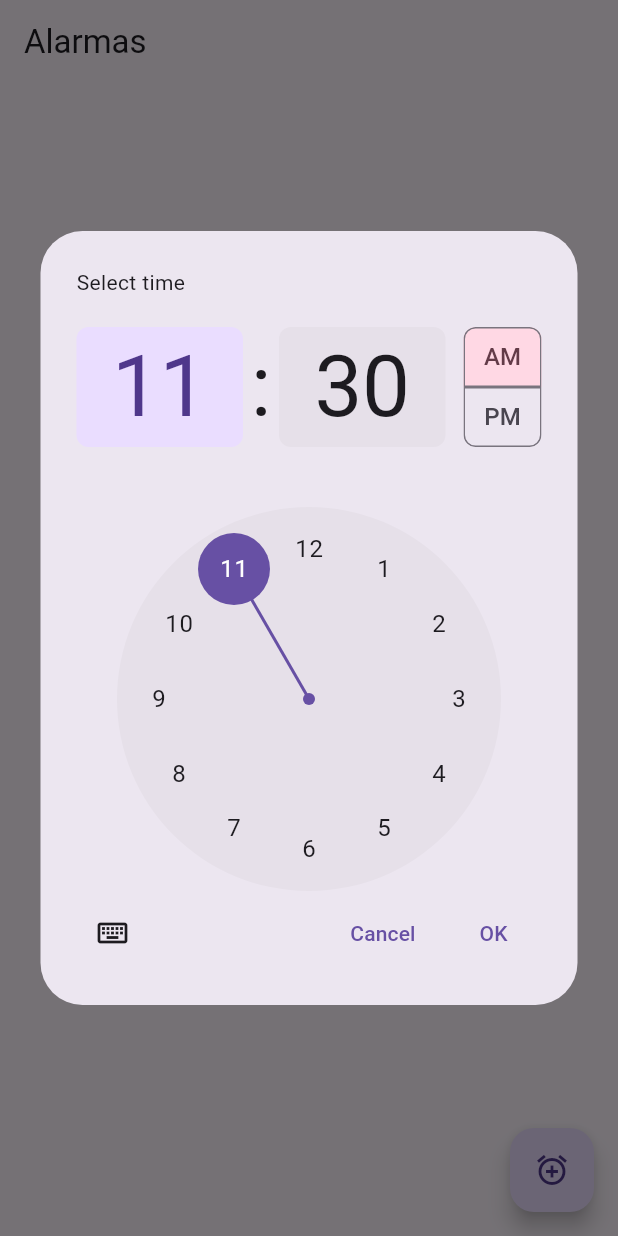
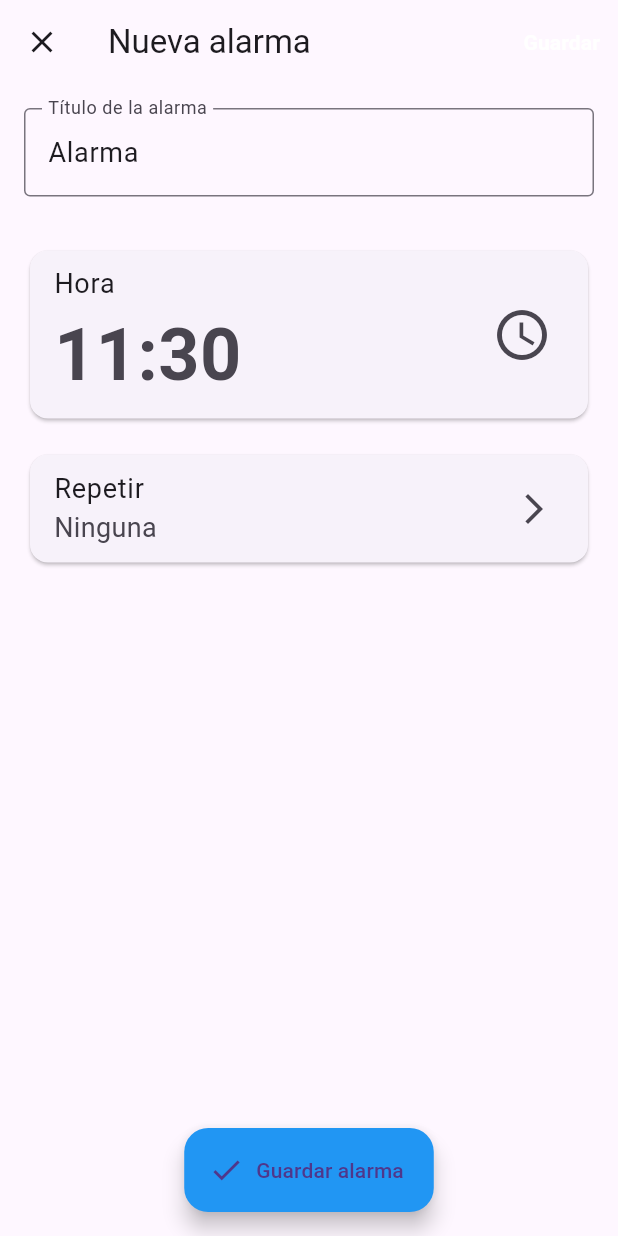
Before and after one commit to EmersonEE/Aplicacion_Aplicada_2, a Flutter app: the AlarmScreen screen opened directly, after a tap on the "add alarm" icon, on a phone screen of 412 x 824 dp. Run offline on Flutter 3.47's test engine with Material 3 defaults, Android fonts, the phone set to English and light mode, and no system bars; our stand-ins replace flutter_local_notifications, permission_handler, shared_preferences, timezone; missing offline and left inert: android_intent_plus; accounts and stored records are empty.

Commit message:
Editar, Elimnar, Repetir

```diff
--- a/lib/models/alarm.dart
+++ b/lib/models/alarm.dart
@@ -1,21 +1,24 @@
 class Alarm {
   final int id;
-  final String title;
-  final DateTime time;
+  String title;
+  DateTime time;
   bool isEnabled;
+  List<int> repeatDays; // 0 = Domingo, 1 = Lunes, ..., 6 = Sábado. [] = sin repetición
 
   Alarm({
     required this.id,
     required this.title,
     required this.time,
     this.isEnabled = true,
-  });
+    List<int>? repeatDays,
+  }) : repeatDays = repeatDays ?? [];
 
   Map<String, dynamic> toJson() => {
         'id': id,
         'title': title,
         'time': time.millisecondsSinceEpoch,
         'isEnabled': isEnabled,
+        'repeatDays': repeatDays,
       };
 
   factory Alarm.fromJson(Map<String, dynamic> json) => Alarm(
@@ -23,5 +26,6 @@ class Alarm {
         title: json['title'] as String,
         time: DateTime.fromMillisecondsSinceEpoch(json['time'] as int),
         isEnabled: json['isEnabled'] as bool? ?? true,
+        repeatDays: (json['repeatDays'] as List<dynamic>?)?.cast<int>() ?? [],
       );
 }
--- /dev/null
+++ b/lib/screens/alarm_edit_screen.dart
@@ -0,0 +1,166 @@
+import 'package:flutter/material.dart';
+import 'package:intl/intl.dart';
+import '../models/alarm.dart';
+import 'repeat_selection_screen.dart'; // ← Nuevo archivo que creamos antes
+
+class AlarmEditScreen extends StatefulWidget {
+  final Alarm? existingAlarm;
+  final Function(Alarm alarm) onSave;
+
+  const AlarmEditScreen({
+    Key? key,
+    this.existingAlarm,
+    required this.onSave,
+  }) : super(key: key);
+
+  @override
+  _AlarmEditScreenState createState() => _AlarmEditScreenState();
+}
+
+class _AlarmEditScreenState extends State<AlarmEditScreen> {
+  late TextEditingController _titleController;
+  late DateTime _selectedTime;
+  late List<int> _repeatDays;
+
+  @override
+  void initState() {
+    super.initState();
+    _titleController = TextEditingController(text: widget.existingAlarm?.title ?? 'Alarma');
+    _selectedTime = widget.existingAlarm?.time ?? DateTime.now().add(Duration(hours: 1));
+    _repeatDays = widget.existingAlarm?.repeatDays ?? [];
+  }
+
+  @override
+  void dispose() {
+    _titleController.dispose();
+    super.dispose();
+  }
+
+  String _repeatText() {
+    if (_repeatDays.isEmpty) return 'Ninguna';
+    if (_repeatDays.length == 7) return 'Diaria';
+    if (_repeatDays.length == 5 && !_repeatDays.contains(0) && !_repeatDays.contains(6)) return 'Lunes a viernes';
+    if (_repeatDays.length == 2 && _repeatDays.contains(0) && _repeatDays.contains(6)) return 'Fines de semana';
+
+    const dayNames = ['Dom', 'Lun', 'Mar', 'Mié', 'Jue', 'Vie', 'Sáb'];
+    return _repeatDays.map((d) => dayNames[d]).join(', ');
+  }
+
+  void _saveAlarm() {
+    final title = _titleController.text.trim().isEmpty ? 'Alarma' : _titleController.text.trim();
+
+    final alarm = widget.existingAlarm != null
+        ? Alarm(
+            id: widget.existingAlarm!.id,
+            title: title,
+            time: _selectedTime,
+            isEnabled: widget.existingAlarm!.isEnabled,
+            repeatDays: _repeatDays,
+          )
+        : Alarm(
+            id: DateTime.now().millisecondsSinceEpoch ~/ 1000,
+            title: title,
+            time: _selectedTime,
+            repeatDays: _repeatDays,
+          );
+
+    widget.onSave(alarm);
+  }
+
+  @override
+  Widget build(BuildContext context) {
+    return Scaffold(
+      appBar: AppBar(
+        title: Text(widget.existingAlarm == null ? 'Nueva alarma' : 'Editar alarma'),
+        leading: IconButton(
+          icon: Icon(Icons.close),
+          onPressed: () => Navigator.pop(context),
+        ),
+        actions: [
+          TextButton(
+            onPressed: _saveAlarm,
+            child: Text(
+              'Guardar',
+              style: TextStyle(color: Colors.white, fontWeight: FontWeight.bold),
+            ),
+          ),
+        ],
+      ),
+      body: Padding(
+        padding: EdgeInsets.all(16),
+        child: Column(
+          crossAxisAlignment: CrossAxisAlignment.start,
+          children: [
+            TextField(
+              controller: _titleController,
+              decoration: InputDecoration(
+                labelText: 'Título de la alarma',
+                border: OutlineInputBorder(),
+              ),
+              style: TextStyle(fontSize: 18),
+            ),
+            SizedBox(height: 32),
+            Card(
+              child: ListTile(
+                title: Text('Hora', style: TextStyle(fontSize: 18)),
+                subtitle: Text(
+                  DateFormat('HH:mm').format(_selectedTime),
+                  style: TextStyle(fontSize: 48, fontWeight: FontWeight.bold),
+                ),
+                trailing: Icon(Icons.access_time, size: 40),
+                onTap: () async {
+                  final picked = await showTimePicker(
+                    context: context,
+                    initialTime: TimeOfDay.fromDateTime(_selectedTime),
+                  );
+                  if (picked != null) {
+                    setState(() {
+                      _selectedTime = DateTime(
+                        _selectedTime.year,
+                        _selectedTime.month,
+                        _selectedTime.day,
+                        picked.hour,
+                        picked.minute,
+                      );
+                      if (_selectedTime.isBefore(DateTime.now())) {
+                        _selectedTime = _selectedTime.add(Duration(days: 1));
+                      }
+                    });
+                  }
+                },
+              ),
+            ),
+            SizedBox(height: 16),
+            Card(
+              child: ListTile(
+                title: Text('Repetir', style: TextStyle(fontSize: 18)),
+                subtitle: Text(_repeatText(), style: TextStyle(fontSize: 18)),
+                trailing: Icon(Icons.arrow_forward_ios),
+                onTap: () async {
+                  final result = await Navigator.push<List<int>>(
+                    context,
+                    MaterialPageRoute(
+                      builder: (context) => RepeatSelectionScreen(initialDays: _repeatDays),
+                    ),
+                  );
+                  if (result != null) {
+                    setState(() {
+                      _repeatDays = result;
+                    });
+                  }
+                },
+              ),
+            ),
+          ],
+        ),
+      ),
+      floatingActionButton: FloatingActionButton.extended(
+        onPressed: _saveAlarm,
+        icon: Icon(Icons.check),
+        label: Text('Guardar alarma'),
+        backgroundColor: Colors.blue,
+      ),
+      floatingActionButtonLocation: FloatingActionButtonLocation.centerFloat,
+    );
+  }
+}
--- a/lib/screens/alarm_screen.dart
+++ b/lib/screens/alarm_screen.dart
@@ -1,7 +1,9 @@
 import 'package:flutter/material.dart';
+import 'package:intl/intl.dart';
 import '../models/alarm.dart';
 import '../services/notification_service.dart';
 import '../services/alarm_storage.dart';
+import 'alarm_edit_screen.dart';
 
 class AlarmScreen extends StatefulWidget {
   @override
@@ -41,23 +43,41 @@ class _AlarmScreenState extends State<AlarmScreen> {
         _isLoading = false;
       });
 
-      // Reprogramar alarmas habilitadas
+      // Reprogramar alarmas habilitadas al abrir la app
       for (final alarm in alarms) {
         if (alarm.isEnabled) {
+          DateTime scheduledDate = alarm.time;
+
+          if (scheduledDate.isBefore(DateTime.now())) {
+            scheduledDate = DateTime(
+              scheduledDate.year,
+              scheduledDate.month,
+              scheduledDate.day + 1,
+              scheduledDate.hour,
+              scheduledDate.minute,
+            );
+            alarm.time = scheduledDate; // Actualiza la hora mostrada
+          }
+
+          try {
             await NotificationService.scheduleAlarm(
               id: alarm.id,
               title: alarm.title,
               body: '¡Hora de despertar!',
-            scheduledDate: alarm.time,
+              scheduledDate: scheduledDate,
             );
+          } catch (e) {
+            print('Error reprogramando alarma ${alarm.id}: $e');
           }
         }
+      }
+      await _saveAlarms(); // Guarda las horas actualizadas
     } catch (e) {
       if (mounted) {
         setState(() => _isLoading = false);
-        ScaffoldMessenger.of(context).showSnackBar(
-          SnackBar(content: Text('Error cargando alarmas: $e')),
-        );
+        ScaffoldMessenger.of(
+          context,
+        ).showSnackBar(SnackBar(content: Text('Error cargando alarmas: $e')));
       }
     }
   }
@@ -67,31 +87,64 @@ class _AlarmScreenState extends State<AlarmScreen> {
   }
 
   void _addAlarm() async {
-    final now = DateTime.now();
-    final selectedTime = await showTimePicker(
-      context: context,
-      initialTime: TimeOfDay.fromDateTime(now.add(Duration(hours: 1))),
+    final newId = nextId++;
+    final result = await Navigator.push<Alarm>(
+      context,
+      MaterialPageRoute(
+        builder: (context) => AlarmEditScreen(
+          onSave: (alarm) {
+            Navigator.pop(
+              context,
+              Alarm(id: newId, title: alarm.title, time: alarm.time),
+            );
+          },
+        ),
+      ),
     );
 
-    if (selectedTime != null) {
-      DateTime alarmTime = DateTime(now.year, now.month, now.day, selectedTime.hour, selectedTime.minute);
-      if (alarmTime.isBefore(now)) {
-        alarmTime = alarmTime.add(Duration(days: 1));
+    if (result != null) {
+      setState(() {
+        alarms.add(result);
+      });
+      await _saveAlarms();
+      await NotificationService.scheduleAlarm(
+        id: result.id,
+        title: result.title,
+        body: '¡Hora de despertar!',
+        scheduledDate: result.time,
+      );
+    }
   }
 
-      final alarm = Alarm(id: nextId++, title: 'Alarma ${nextId - 1}', time: alarmTime);
+  Future<void> _editAlarm(Alarm existingAlarm) async {
+    final result = await Navigator.push<Alarm>(
+      context,
+      MaterialPageRoute(
+        builder: (context) => AlarmEditScreen(
+          existingAlarm: existingAlarm,
+          onSave: (alarm) {
+            Navigator.pop(context, alarm);
+          },
+        ),
+      ),
+    );
 
+    if (result != null) {
       setState(() {
-        alarms.add(alarm);
+        existingAlarm.title = result.title;
+        existingAlarm.time = result.time;
       });
       await _saveAlarms();
 
+      if (existingAlarm.isEnabled) {
+        await NotificationService.cancelAlarm(existingAlarm.id);
         await NotificationService.scheduleAlarm(
-        id: alarm.id,
-        title: alarm.title,
+          id: existingAlarm.id,
+          title: existingAlarm.title,
           body: '¡Hora de despertar!',
-        scheduledDate: alarm.time,
+          scheduledDate: existingAlarm.time,
         );
+      }
     }
   }
 
@@ -113,12 +166,36 @@ class _AlarmScreenState extends State<AlarmScreen> {
     }
   }
 
-  void _deleteAlarm(Alarm alarm) async {
+  Future<void> _deleteAlarm(Alarm alarm) async {
+    final index = alarms.indexOf(alarm);
     setState(() {
       alarms.remove(alarm);
     });
     await _saveAlarms();
     await NotificationService.cancelAlarm(alarm.id);
+
+    ScaffoldMessenger.of(context).showSnackBar(
+      SnackBar(
+        content: Text('Alarma eliminada'),
+        action: SnackBarAction(
+          label: 'Deshacer',
+          onPressed: () async {
+            setState(() {
+              alarms.insert(index, alarm);
+            });
+            await _saveAlarms();
+            if (alarm.isEnabled) {
+              await NotificationService.scheduleAlarm(
+                id: alarm.id,
+                title: alarm.title,
+                body: '¡Hora de despertar!',
+                scheduledDate: alarm.time,
+              );
+            }
+          },
+        ),
+      ),
+    );
   }
 
   @override
@@ -133,14 +210,25 @@ class _AlarmScreenState extends State<AlarmScreen> {
               itemCount: alarms.length,
               itemBuilder: (context, index) {
                 final alarm = alarms[index];
-                    return ListTile(
+                return Dismissible(
+                  key: Key(alarm.id.toString()),
+                  direction: DismissDirection.endToStart,
+                  background: Container(
+                    color: Colors.red,
+                    alignment: Alignment.centerRight,
+                    padding: EdgeInsets.symmetric(horizontal: 20),
+                    child: Icon(Icons.delete, color: Colors.white, size: 30),
+                  ),
+                  onDismissed: (direction) => _deleteAlarm(alarm),
+                  child: ListTile(
                     title: Text(alarm.title),
-                      subtitle: Text(alarm.time.toString().substring(11, 16)),
+                    subtitle: Text(DateFormat('HH:mm').format(alarm.time)),
                     trailing: Switch(
                       value: alarm.isEnabled,
                       onChanged: (_) => _toggleAlarm(alarm),
                     ),
-                      onLongPress: () => _deleteAlarm(alarm),
+                    onTap: () => _editAlarm(alarm),
+                  ),
                 );
               },
             ),
```
Also changed, not shown: lib/screens/repeat_selection_screen.dart (added, +85 -0 lines). Lines whose indentation alone changed are shown as unchanged.
